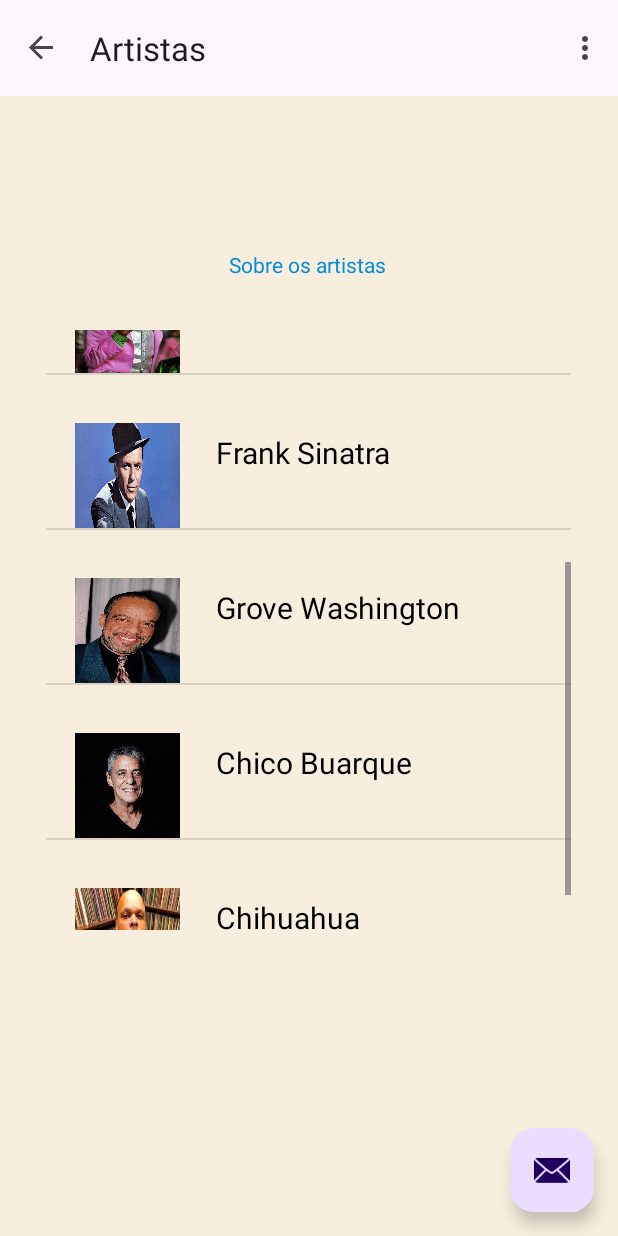
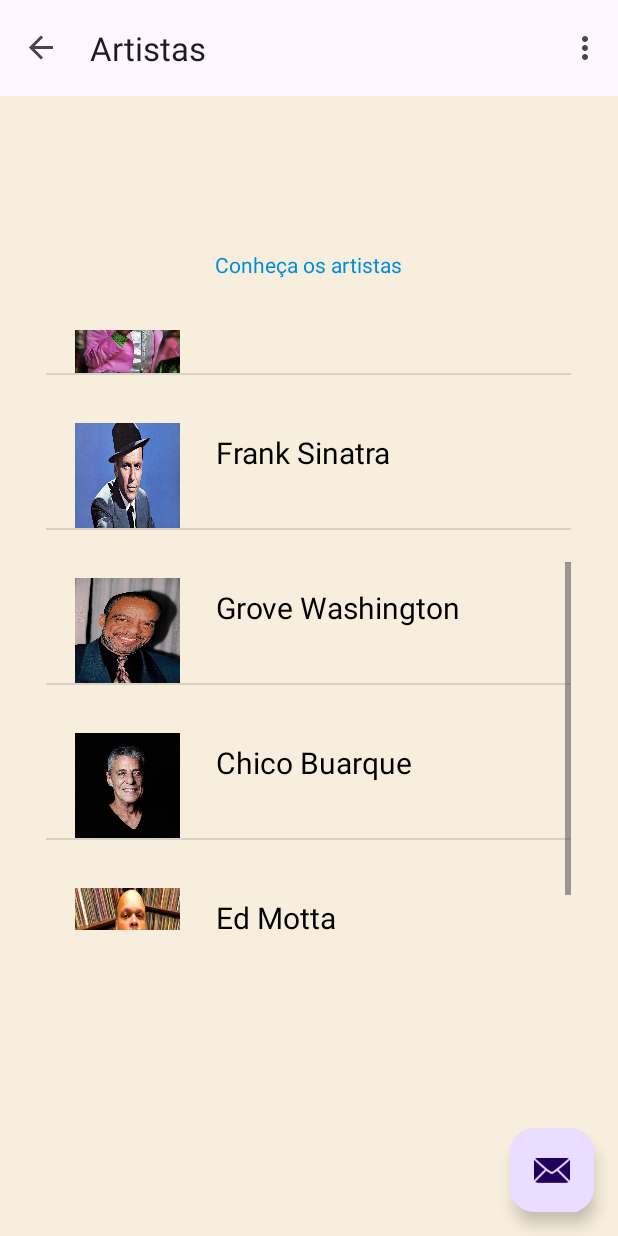
Before and after one commit to Gustavo-Lopez-Flores/SoundScript, an Android app: the ThirdFragment screen opened through its navigation route, scrolled down 280 dp, on a phone screen of 412 x 824 dp. Run offline under Robolectric (Android 15) with nearby library versions, the light colour scheme and no system bars; our stand-ins replace navigation-ui.

Commit message:
Correção nome artista

```diff
--- a/app/src/main/java/com/example/soundscript/ThirdFragment.java
+++ b/app/src/main/java/com/example/soundscript/ThirdFragment.java
@@ -33,7 +33,7 @@ public class ThirdFragment extends Fragment {
         itens.add(1,new ItemListView(R.drawable.artista_caetano_veloso,"Caetano Veloso"));
         itens.add(2,new ItemListView(R.drawable.artista_cartola,"Cartola"));
         itens.add(3,new ItemListView(R.drawable.artista_chico_buarque,"Chico Buarque"));
-        itens.add(4,new ItemListView(R.drawable.artista_ed_motta,"Chihuahua"));
+        itens.add(4,new ItemListView(R.drawable.artista_ed_motta,"Ed Motta"));
         itens.add(3,new ItemListView(R.drawable.artista_frank_sinatra,"Frank Sinatra"));
         itens.add(4,new ItemListView(R.drawable.artista_grove_whashington_jr,"Grove Washington"));
 
--- a/app/src/main/res/values/strings.xml
+++ b/app/src/main/res/values/strings.xml
@@ -23,7 +23,7 @@
 
     <!-- Third Fragment -->
     <string name="artistas">Artistas</string>
-    <string name="op_artistas">Sobre os artistas</string>
+    <string name="op_artistas">Conheça os artistas</string>
 
     <!-- Musicas -->
     <string-array name="playlist">
```
